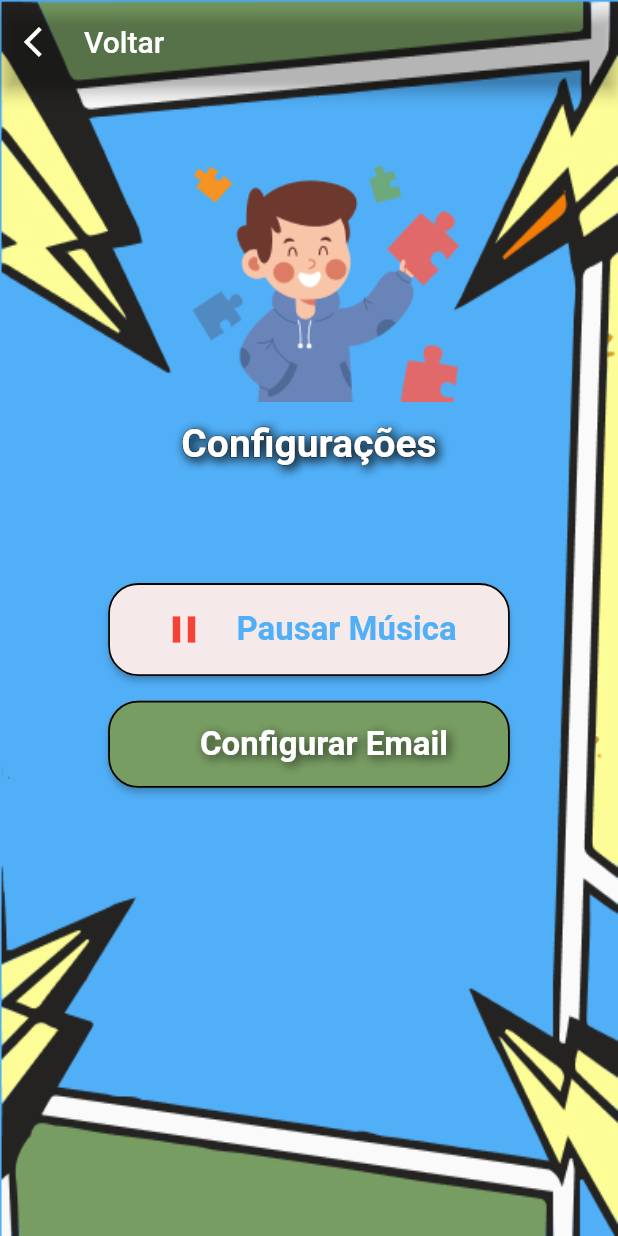
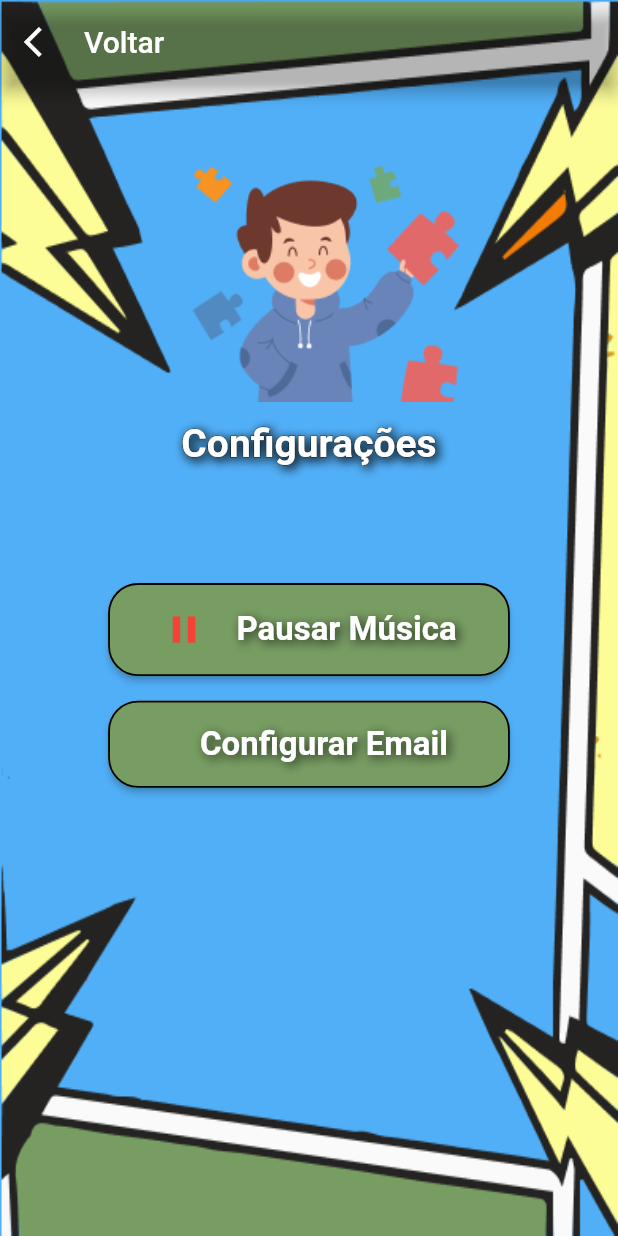
Before and after one commit to viniciusOLN/drawtism, a Flutter app: the ConfigurationPage screen opened by its route, on a phone screen of 412 x 824 dp. Run offline on Flutter 3.47's test engine with Material 2 defaults, Android fonts, the phone set to English and light mode, and no system bars; our stand-ins replace audioplayers, bloc, flutter_bloc, flutter_tts, get, shared_preferences; missing offline and left inert: camera_camera, sendgrid_mailer; accounts and stored records are empty.

Commit message:
corrigindo fluxo de telas

```diff
--- a/lib/app/features/configpage/presentation/configuration_page.dart
+++ b/lib/app/features/configpage/presentation/configuration_page.dart
@@ -119,8 +119,8 @@ class _ConfigurationPageState extends State<ConfigurationPage> {
                             color: Colors.red,
                             size: 30,
                           ),
-                    style: TextStyles.blueTextButtonStyle,
-                    color: ColorStyle.buttonWhite,
+                    style: TextStyles.whiteTextButtonStyle,
+                    color: ColorStyle.buttonGreen,
                   ),
                   SizedBox(height: width * 0.04),
                   CustomButton(
--- a/lib/app/features/drawpage/presentation/drawpage.dart
+++ b/lib/app/features/drawpage/presentation/drawpage.dart
@@ -39,6 +39,7 @@ class DrawPage extends StatelessWidget {
     currentLevel.attempts = 0;
     controllerReference.currentLevel = level["position"];
     controllerReference.colorButton = "preto";
+    controllerReference.selectedColor("preto", Colors.black);
     // print(level["level"].listTasks[level["position"]].title);
 
     return Scaffold(
--- a/lib/app/features/emailconfigpage/presentation/email_config.dart
+++ b/lib/app/features/emailconfigpage/presentation/email_config.dart
@@ -1,5 +1,7 @@
 import 'package:drawtism/app/features/choosepage/presentation/choosepage.dart';
+import 'package:drawtism/app/features/configpage/presentation/configuration_page.dart';
 import 'package:drawtism/app/features/emailconfigpage/presentation/controllers/config_email_controller.dart';
+import 'package:drawtism/app/features/homepage/presentation/homepage.dart';
 import 'package:drawtism/app/global/utils/colors.dart';
 import 'package:drawtism/app/global/utils/deviceUtils.dart';
 import 'package:drawtism/app/global/utils/text_styles.dart';
@@ -53,7 +55,7 @@ class _ConfigEmailPageState extends State<ConfigEmailPage> {
           ),
           color: Theme.of(context).iconTheme.color,
           onPressed: () {
-            Get.to(() => const ChooseMode());
+            Get.to(() => ConfigurationPage());
           },
         ),
       ),
--- a/lib/app/routes/routes.dart
+++ b/lib/app/routes/routes.dart
@@ -31,5 +31,5 @@ Map<String, Widget Function(BuildContext)> routes = {
   '/result': (context) => ResultPage(),
   '/photo': (context) => PhotoPage(),
   '/config': (context) => ConfigurationPage(),
-  '/emailconfig': (context) => const ConfigEmailPage(),
+  '/emailconfig': (context) => ConfigEmailPage(),
 };
```
